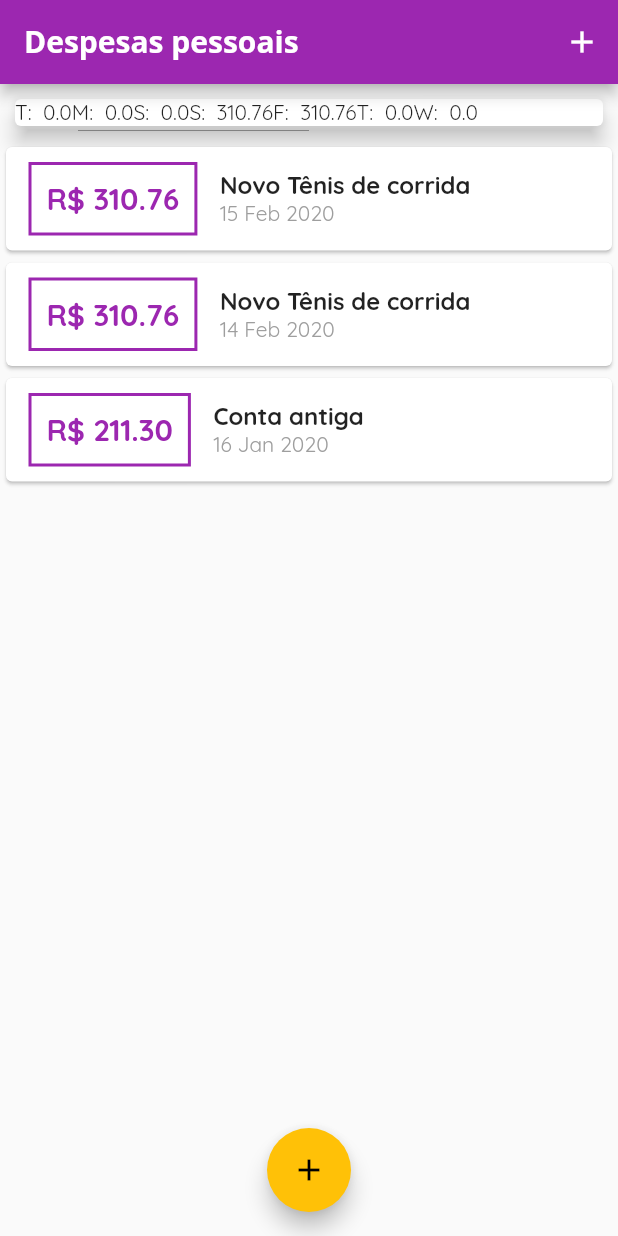
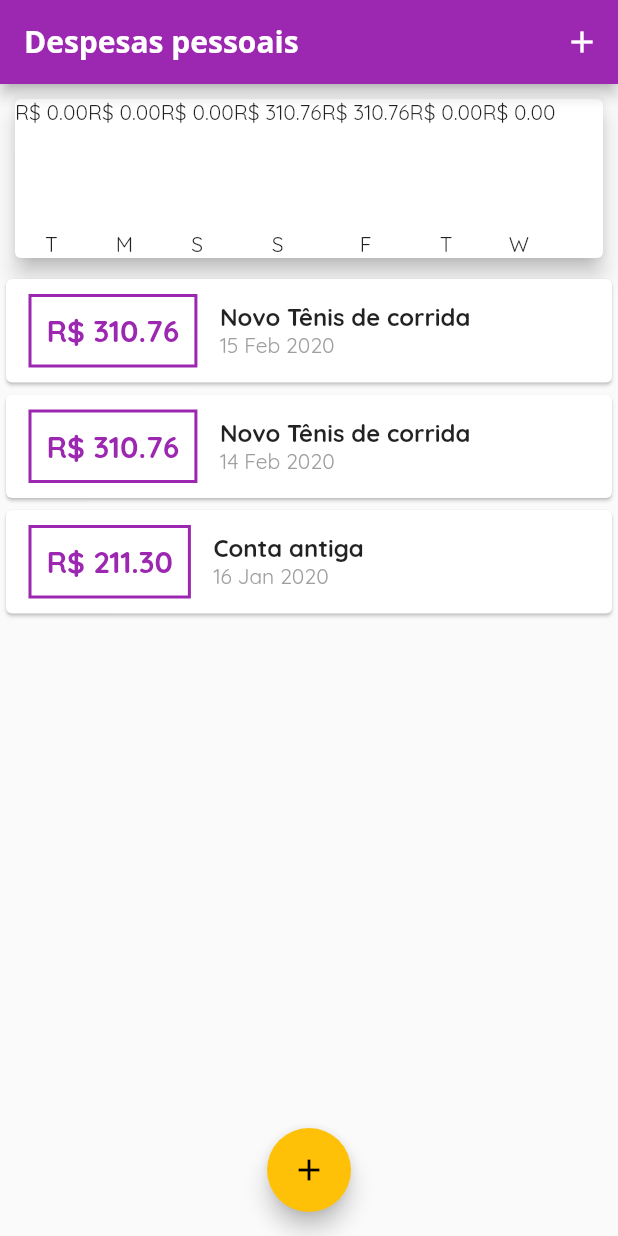
Before and after one commit to ranielison/expenses-manager-flutter, a Flutter app: the screen it shows after launch, on a phone screen of 412 x 824 dp. Run offline on Flutter 3.47's test engine with Material 2 defaults, Android fonts, the phone set to English and light mode, and no system bars.

Commit message:
Chart Widget #4

```diff
--- a/lib/components/chart.dart
+++ b/lib/components/chart.dart
@@ -1,3 +1,4 @@
+import 'package:despesas/components/chart_bar.dart';
 import 'package:despesas/models/transaction.dart';
 import 'package:flutter/material.dart';
 import 'package:intl/intl.dart';
@@ -38,7 +39,11 @@ class Chart extends StatelessWidget {
       margin: EdgeInsets.all(10),
       child: Row(
         children: groupedTransactions.map((tr) {
-          return Text('${tr['day']}:  ${tr['value']}');
+          return ChatBar(
+            label: tr['day'],
+            value: tr['value'],
+            percentage: 0,
+          ); //Text('${tr['day']}:  ${tr['value']}');
         }).toList(),
       ),
     );
--- a/lib/components/chart_bar.dart
+++ b/lib/components/chart_bar.dart
@@ -1,13 +1,32 @@
 import 'package:flutter/material.dart';
 
 class ChatBar extends StatelessWidget {
-  /*final String day;
+  final String label;
   final double value;
+  final double percentage;
 
-  ChatBar(this.day, this.value)
-  */
+  ChatBar({
+    this.label,
+    this.value,
+    this.percentage,
+  });
+
   @override
   Widget build(BuildContext context) {
-    return Container();
+    return Column(
+      children: <Widget>[
+        Text(
+          'R\$ ${value.toStringAsFixed(2)}',
+        ),
+        SizedBox(height: 5),
+        Container(
+          height: 60,
+          width: 10,
+          child: null,
+        ),
+        SizedBox(height: 5),
+        Text(label)
+      ],
+    );
   }
 }
```
